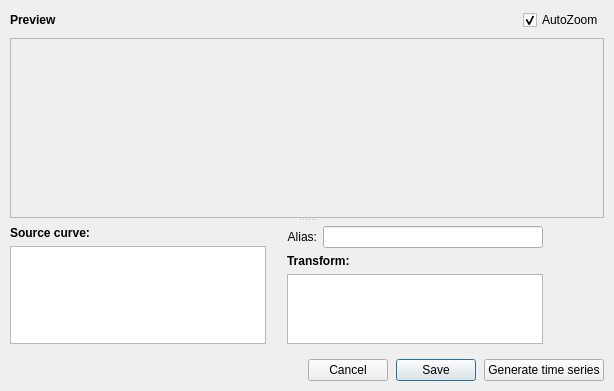
Above: pj_plotting/widget/src/FilterEditorPanel.ui from Ssz990220/PlotJuggler before the change. Below: the same form after it.
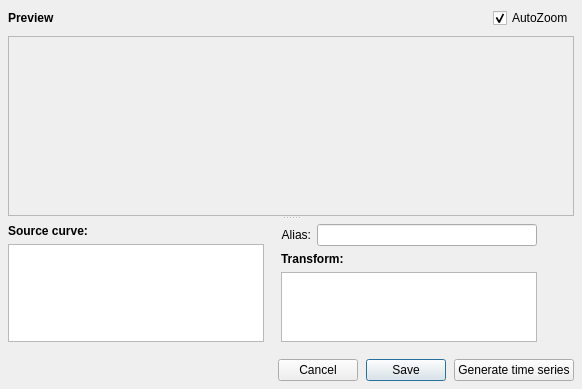
That is the form after the change.

What changed in the file:
```diff
--- a/pj_plotting/widget/src/FilterEditorPanel.ui
+++ b/pj_plotting/widget/src/FilterEditorPanel.ui
@@ -7,10 +7,10 @@
   </property>
   <layout class="QVBoxLayout" name="mainLayout">
    <property name="spacing"><number>8</number></property>
-   <property name="leftMargin"><number>10</number></property>
-   <property name="topMargin"><number>10</number></property>
-   <property name="rightMargin"><number>10</number></property>
-   <property name="bottomMargin"><number>10</number></property>
+   <property name="leftMargin"><number>8</number></property>
+   <property name="topMargin"><number>8</number></property>
+   <property name="rightMargin"><number>8</number></property>
+   <property name="bottomMargin"><number>8</number></property>
 
    <!-- Preview header: label + AutoZoom toggle (top-right, over the preview) -->
    <item>
@@ -20,7 +20,7 @@
        <property name="text"><string>&lt;b&gt;Preview&lt;/b&gt;</string></property>
       </widget>
      </item>
-     <item><spacer name="previewHeaderSpacer"><property name="orientation"><enum>Qt::Horizontal</enum></property><property name="sizeHint" stdset="0"><size><width>40</width><height>20</height></size></property></spacer></item>
+     <item><spacer name="previewHeaderSpacer"><property name="orientation"><enum>Qt::Horizontal</enum></property><property name="sizeHint" stdset="0"><size><width>16</width><height>20</height></size></property></spacer></item>
      <item>
       <widget class="QCheckBox" name="autozoom_check">
        <property name="text"><string>AutoZoom</string></property>
@@ -50,11 +50,11 @@
       <property name="topMargin"><number>4</number></property>
       <property name="rightMargin"><number>0</number></property>
       <property name="bottomMargin"><number>0</number></property>
-      <property name="spacing"><number>6</number></property>
+      <property name="spacing"><number>8</number></property>
       <item>
      <!-- Source curve | Transform + params -->
      <layout class="QHBoxLayout" name="columnsLayout">
-     <property name="spacing"><number>10</number></property>
+     <property name="spacing"><number>8</number></property>
 
      <!-- Left: source curve list -->
      <item>
@@ -167,7 +167,7 @@
           <item>
            <spacer name="autozoomSpacer">
             <property name="orientation"><enum>Qt::Horizontal</enum></property>
-            <property name="sizeHint" stdset="0"><size><width>40</width><height>20</height></size></property>
+            <property name="sizeHint" stdset="0"><size><width>16</width><height>20</height></size></property>
            </spacer>
           </item>
          </layout>
@@ -217,7 +217,7 @@
      <item>
       <spacer name="buttonBarSpacer">
        <property name="orientation"><enum>Qt::Horizontal</enum></property>
-       <property name="sizeHint" stdset="0"><size><width>40</width><height>20</height></size></property>
+       <property name="sizeHint" stdset="0"><size><width>16</width><height>20</height></size></property>
       </spacer>
      </item>
      <item><widget class="QPushButton" name="cancel_btn"><property name="text"><string>Cancel</string></property></widget></item>
```
